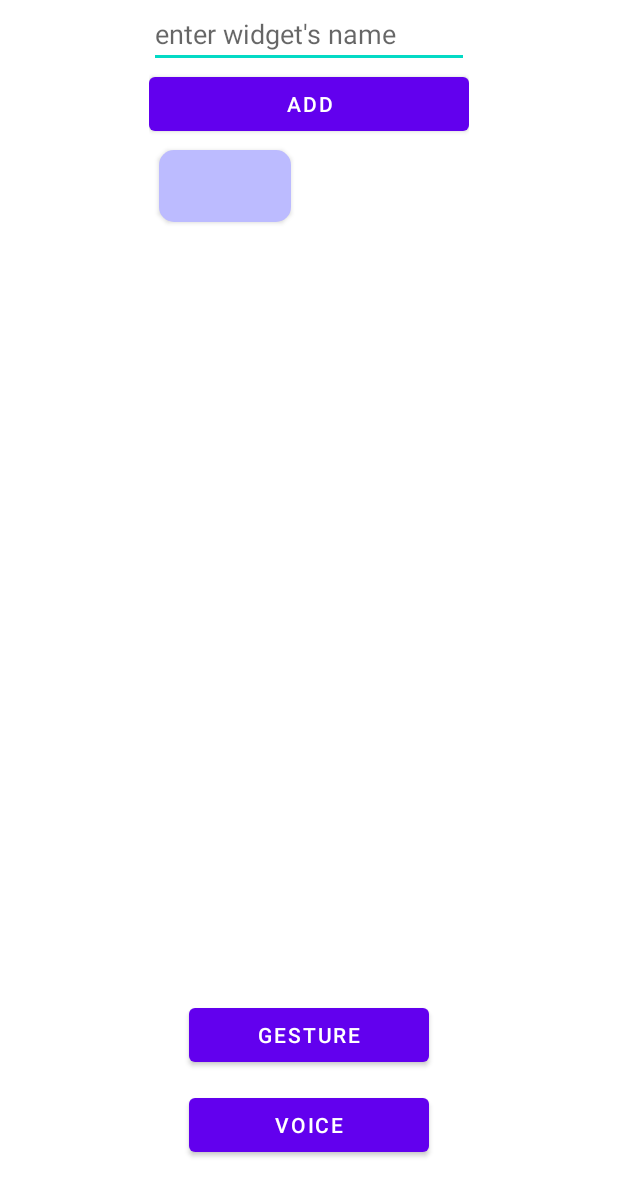
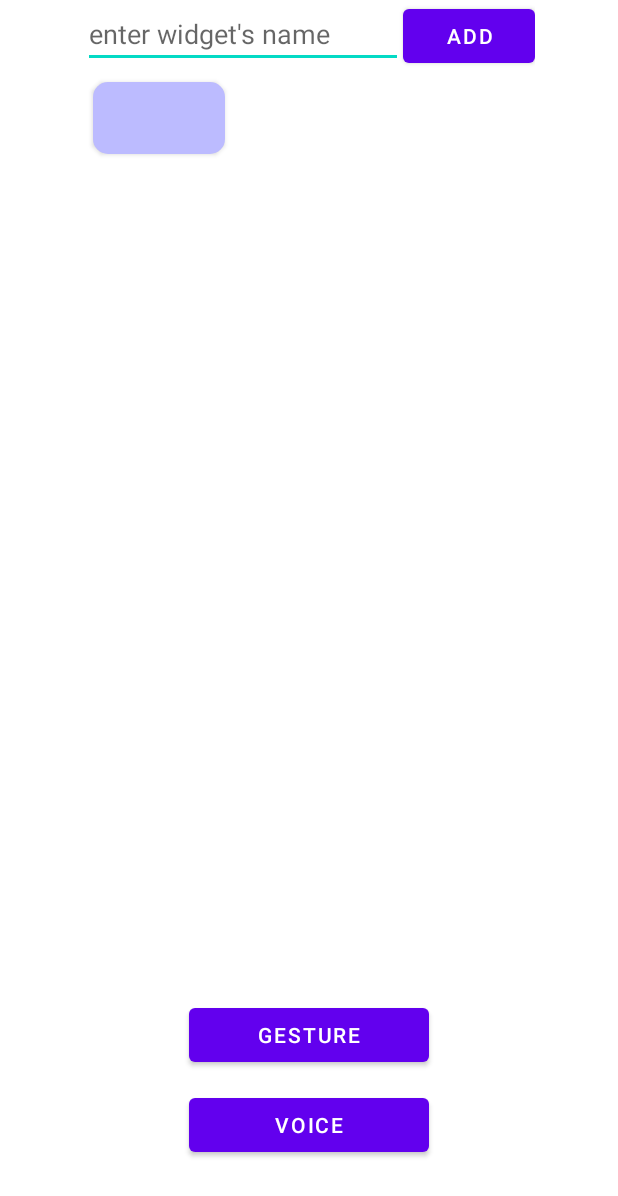
Before and after one commit to Truong-Giangg/SmartHRT, an Android app: the MainMenu screen opened directly, with no data from a screen before it, after a tap on "ADD", on a phone screen of 412 x 824 dp. Shown: the top 1196 px of the screen. Run offline under Robolectric (Android 15) with nearby library versions, the phone set to English and light mode, and no system bars; our stand-ins replace Firebase (no records; nobody signed in at launch, a user with empty details on screens opened directly); Roboto replaces fonts that are not available here.

Commit message:
MainMenu update

```diff
--- a/app/src/main/AndroidManifest.xml
+++ b/app/src/main/AndroidManifest.xml
@@ -16,7 +16,9 @@
         android:theme="@style/Theme.SmartHRT">
         <activity
             android:name=".MainMenu"
+            android:windowSoftInputMode="stateHidden"
             android:exported="true" />
+
         <activity
             android:name=".UserMenu"
             android:exported="true" />
--- a/app/src/main/java/com/first_java_app/smarthrt/MainMenu.java
+++ b/app/src/main/java/com/first_java_app/smarthrt/MainMenu.java
@@ -53,7 +53,7 @@ public class MainMenu extends AppCompatActivity implements View.OnClickListener{
         super.onCreate(savedInstanceState);
         setContentView(R.layout.activity_main_menu);
         activity = MainMenu.this;// for .setBackground()
-        addWidget = findViewById(R.id.addWidget);
+        addWidget = findViewById(R.id.addWidgetBtn);
         layout = findViewById(R.id.layout);
         widgetName = (EditText) findViewById(R.id.widgetName);
         btnDraw = getResources().getDrawable(R.drawable.btn_bg);
@@ -126,7 +126,7 @@ public class MainMenu extends AppCompatActivity implements View.OnClickListener{
 
     @Override
     public void onClick(View view) {
-        if(view.getId() == R.id.addWidget){
+        if(view.getId() == R.id.addWidgetBtn){
             widgetName_s = widgetName.getText().toString();
             addedWidget[currentWidget] = new Button(MainMenu.this);
             addedWidget[currentWidget].setText(widgetName_s);
--- a/app/src/main/res/layout/activity_main_menu.xml
+++ b/app/src/main/res/layout/activity_main_menu.xml
@@ -11,7 +11,11 @@
         android:layout_centerHorizontal="true"
         android:layout_alignParentTop="true"
         android:orientation="vertical">
-
+        <LinearLayout
+            android:layout_width="match_parent"
+            android:layout_height="wrap_content"
+            android:orientation="horizontal"
+            android:weightSum="1" >
             <EditText
                 android:id="@+id/widgetName"
                 android:layout_width="wrap_content"
@@ -21,11 +25,20 @@
                 android:inputType="textPersonName"
                 android:hint="enter widget's name" />
             <Button
-            android:id="@+id/addWidget"
+                android:id="@+id/addWidgetBtn"
+                android:layout_width="wrap_content"
+                android:layout_height="wrap_content"
+                android:layout_centerHorizontal="true"
+                android:text="Add" />
+
+        </LinearLayout>
+        <LinearLayout
             android:layout_width="match_parent"
             android:layout_height="wrap_content"
             android:layout_centerHorizontal="true"
-            android:text="Add" />
+            android:layout_alignParentTop="true"
+            android:orientation="vertical">
+
             <ScrollView
                 android:layout_width="wrap_content"
                 android:layout_height="wrap_content"
@@ -38,8 +51,11 @@
                     android:id="@+id/layout">
                 </LinearLayout>
             </ScrollView>
+        </LinearLayout>
+    </LinearLayout>
 
-    </LinearLayout>
+
+
 
     <Button
         android:id="@+id/gestureBtn"
```
Lines whose indentation alone changed are shown as unchanged.
